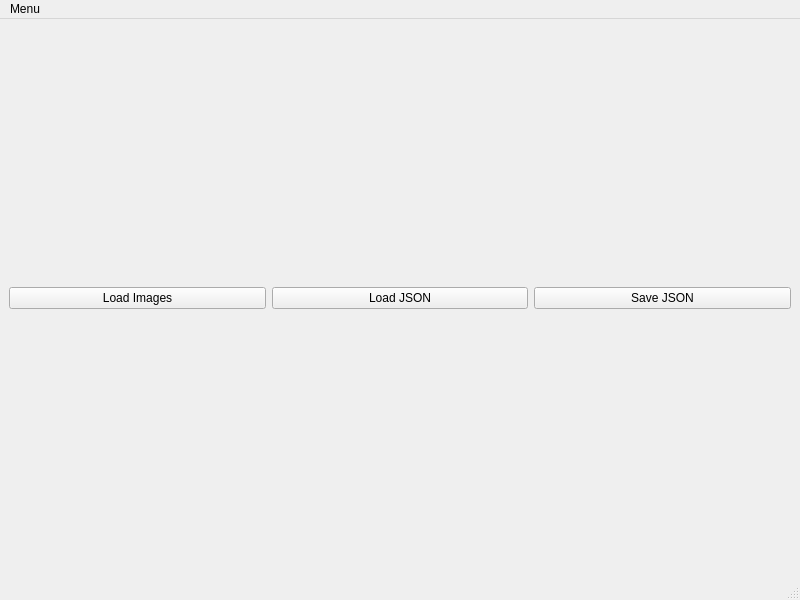
Old version of the form ui.ui in the repository zylo117/FuckLabel.
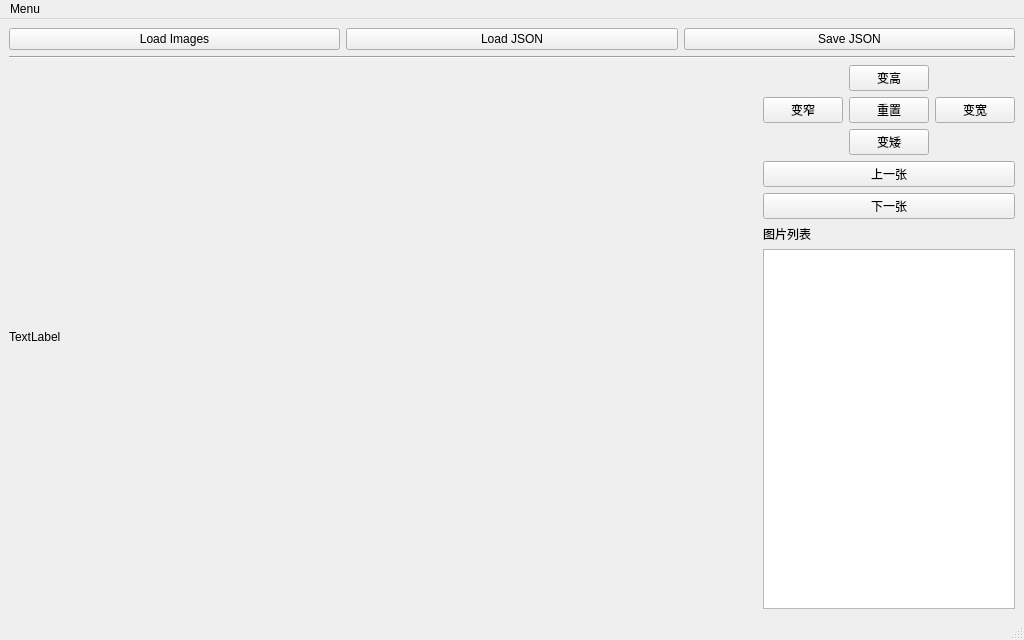
New version of the form.

Diff of the .ui file:
```diff
--- a/ui.ui
+++ b/ui.ui
@@ -6,15 +6,97 @@
    <rect>
     <x>0</x>
     <y>0</y>
-    <width>800</width>
-    <height>600</height>
+    <width>1024</width>
+    <height>640</height>
    </rect>
   </property>
   <property name="windowTitle">
    <string>FuckLabel</string>
   </property>
   <widget class="QWidget" name="centralwidget">
-   <layout class="QGridLayout" name="gridLayout_2" rowstretch="1,9">
+   <layout class="QGridLayout" name="gridLayout_2" rowstretch="1,0,9">
+    <item row="2" column="0">
+     <layout class="QHBoxLayout" name="horizontalLayout" stretch="8,2">
+      <item>
+       <widget class="QLabel" name="pic">
+        <property name="text">
+         <string>TextLabel</string>
+        </property>
+       </widget>
+      </item>
+      <item>
+       <layout class="QHBoxLayout" name="horizontalLayout_2">
+        <item>
+         <layout class="QVBoxLayout" name="verticalLayout" stretch="4,1,1,0,3">
+          <item>
+           <layout class="QGridLayout" name="gridLayout_3">
+            <item row="1" column="0">
+             <widget class="QPushButton" name="thinner">
+              <property name="text">
+               <string>变窄</string>
+              </property>
+             </widget>
+            </item>
+            <item row="2" column="1">
+             <widget class="QPushButton" name="shorter">
+              <property name="text">
+               <string>变矮</string>
+              </property>
+             </widget>
+            </item>
+            <item row="1" column="2">
+             <widget class="QPushButton" name="wider">
+              <property name="text">
+               <string>变宽</string>
+              </property>
+             </widget>
+            </item>
+            <item row="1" column="1">
+             <widget class="QPushButton" name="reset">
+              <property name="text">
+               <string>重置</string>
+              </property>
+             </widget>
+            </item>
+            <item row="0" column="1">
+             <widget class="QPushButton" name="taller">
+              <property name="text">
+               <string>变高</string>
+              </property>
+             </widget>
+            </item>
+           </layout>
+          </item>
+          <item>
+           <widget class="QPushButton" name="previous">
+            <property name="text">
+             <string>上一张</string>
+            </property>
+           </widget>
+          </item>
+          <item>
+           <widget class="QPushButton" name="next">
+            <property name="text">
+             <string>下一张</string>
+            </property>
+           </widget>
+          </item>
+          <item>
+           <widget class="QLabel" name="label_2">
+            <property name="text">
+             <string>图片列表</string>
+            </property>
+           </widget>
+          </item>
+          <item>
+           <widget class="QListView" name="piclist"/>
+          </item>
+         </layout>
+        </item>
+       </layout>
+      </item>
+     </layout>
+    </item>
     <item row="0" column="0">
      <layout class="QGridLayout" name="gridLayout">
       <item row="0" column="2">
@@ -41,7 +123,11 @@
      </layout>
     </item>
     <item row="1" column="0">
-     <layout class="QVBoxLayout" name="verticalLayout"/>
+     <widget class="Line" name="line">
+      <property name="orientation">
+       <enum>Qt::Horizontal</enum>
+      </property>
+     </widget>
     </item>
    </layout>
   </widget>
@@ -50,7 +136,7 @@
     <rect>
      <x>0</x>
      <y>0</y>
-     <width>800</width>
+     <width>1024</width>
      <height>26</height>
     </rect>
    </property>
```
